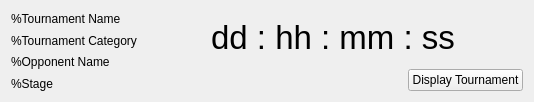
Before: the Qt Designer form UpcomingMatch.ui in KadirEmreAVCI/MasterTennisApp, drawn with Qt 5.
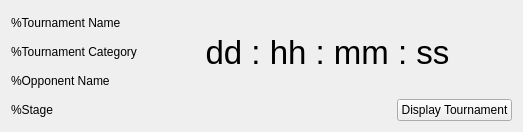
After: the same form once the commit is applied.

Commit message: QTabWidget is added to ProfileDiaolog window.

Patch:
```diff
--- a/UpcomingMatch.ui
+++ b/UpcomingMatch.ui
@@ -6,8 +6,8 @@
    <rect>
     <x>0</x>
     <y>0</y>
-    <width>534</width>
-    <height>102</height>
+    <width>523</width>
+    <height>132</height>
    </rect>
   </property>
   <property name="windowTitle">
```
Left out of the diff: 26 changed lines with no effect on the pictures. The commit also changes 1 other file.
